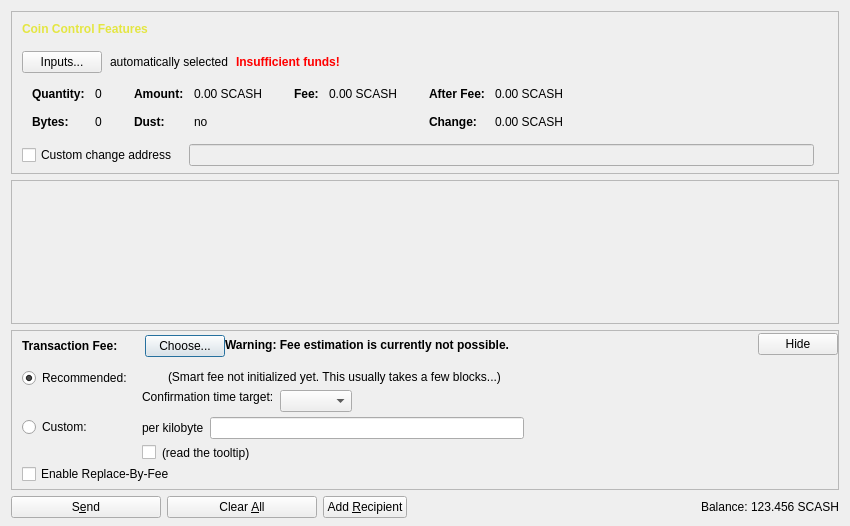
Old version of the form src/qt/forms/sendcoinsdialog.ui in the repository genesis-extensions/genesis.
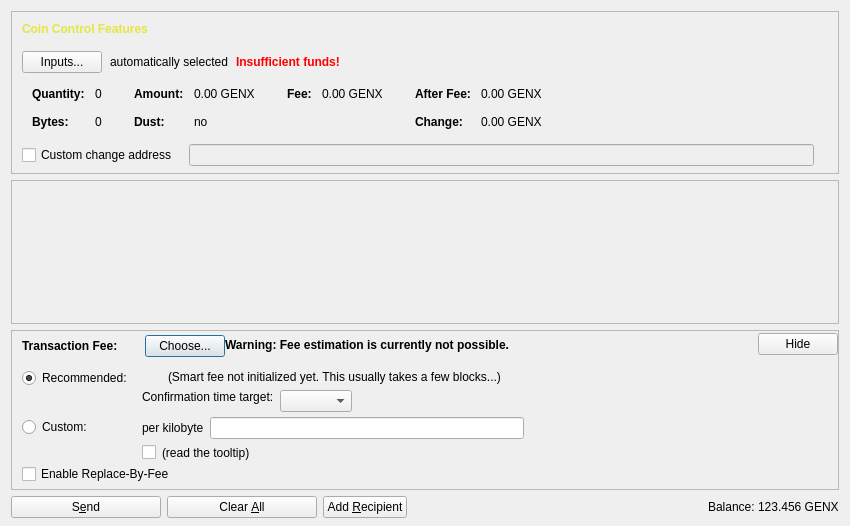
New version of the form. Icons and pictures are not drawn. Custom widgets are drawn as their Qt base class.

Patch:
```diff
--- a/src/qt/forms/sendcoinsdialog.ui
+++ b/src/qt/forms/sendcoinsdialog.ui
@@ -324,7 +324,7 @@
                   <enum>Qt::ActionsContextMenu</enum>
                  </property>
                  <property name="text">
-                  <string notr="true">0.00 SCASH</string>
+                  <string notr="true">0.00 GENX</string>
                  </property>
                  <property name="textInteractionFlags">
                   <set>Qt::LinksAccessibleByMouse|Qt::TextSelectableByKeyboard|Qt::TextSelectableByMouse</set>
@@ -404,7 +404,7 @@
                   <enum>Qt::ActionsContextMenu</enum>
                  </property>
                  <property name="text">
-                  <string notr="true">0.00 SCASH</string>
+                  <string notr="true">0.00 GENX</string>
                  </property>
                  <property name="textInteractionFlags">
                   <set>Qt::LinksAccessibleByMouse|Qt::TextSelectableByKeyboard|Qt::TextSelectableByMouse</set>
@@ -455,7 +455,7 @@
                   <enum>Qt::ActionsContextMenu</enum>
                  </property>
                  <property name="text">
-                  <string notr="true">0.00 SCASH</string>
+                  <string notr="true">0.00 GENX</string>
                  </property>
                  <property name="textInteractionFlags">
                   <set>Qt::LinksAccessibleByMouse|Qt::TextSelectableByKeyboard|Qt::TextSelectableByMouse</set>
@@ -484,7 +484,7 @@
                   <enum>Qt::ActionsContextMenu</enum>
                  </property>
                  <property name="text">
-                  <string notr="true">0.00 SCASH</string>
+                  <string notr="true">0.00 GENX</string>
                  </property>
                  <property name="textInteractionFlags">
                   <set>Qt::LinksAccessibleByMouse|Qt::TextSelectableByKeyboard|Qt::TextSelectableByMouse</set>
@@ -1250,7 +1250,7 @@
           <cursorShape>IBeamCursor</cursorShape>
          </property>
          <property name="text">
-          <string notr="true">123.456 SCASH</string>
+          <string notr="true">123.456 GENX</string>
          </property>
          <property name="textInteractionFlags">
           <set>Qt::LinksAccessibleByMouse|Qt::TextSelectableByKeyboard|Qt::TextSelectableByMouse</set>
```
Left out of the diff: 20 changed lines with no effect on the pictures.
